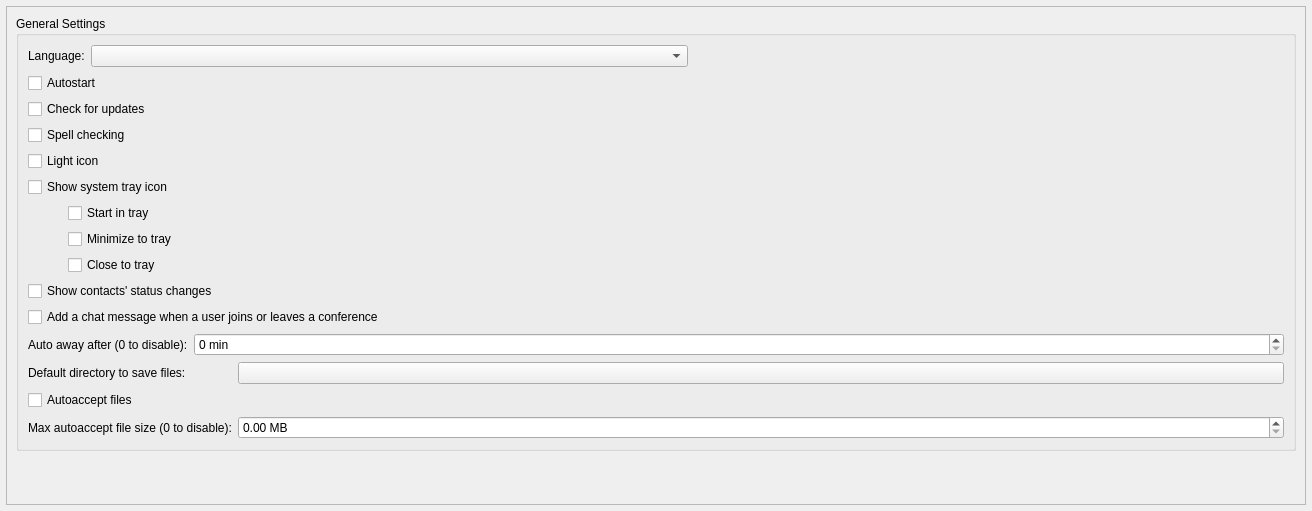
Old version of the form src/widget/form/settings/generalsettings.ui in the repository weblate/qTox_enhanced-1.
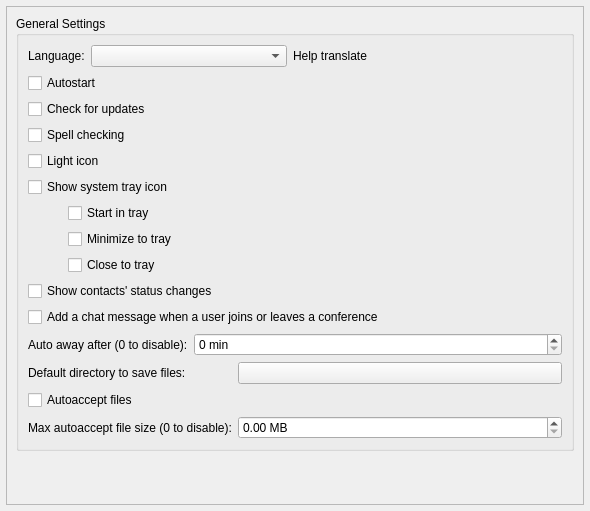
New version of the form. Custom widgets are drawn as their Qt base class.

Commit message:
feat(Languages): Add a weblate link to the settings.
To help direct people to a place where they can fix translations.

```diff
--- a/src/widget/form/settings/generalsettings.ui
+++ b/src/widget/form/settings/generalsettings.ui
@@ -6,7 +6,7 @@
    <rect>
     <x>0</x>
     <y>0</y>
-    <width>1312</width>
+    <width>590</width>
     <height>511</height>
    </rect>
   </property>
@@ -39,8 +39,8 @@
        <rect>
         <x>0</x>
         <y>0</y>
-        <width>1298</width>
-        <height>497</height>
+        <width>576</width>
+        <height>510</height>
        </rect>
       </property>
       <layout class="QVBoxLayout" name="verticalLayout_4" stretch="0,0">
@@ -81,6 +81,19 @@
               </property>
              </widget>
             </item>
+            <item>
+             <widget class="QLabel" name="transWeblate">
+              <property name="toolTip">
+               <string>Click here if you find errors in a translation and would like to help fix it.</string>
+              </property>
+              <property name="text">
+               <string>Help translate</string>
+              </property>
+              <property name="openExternalLinks">
+               <bool>true</bool>
+              </property>
+             </widget>
+            </item>
             <item>
              <spacer name="generalSpacer">
               <property name="orientation">
```
Left out of the diff: 10 changed lines with no effect on the pictures. The commit also changes 60 other files.
